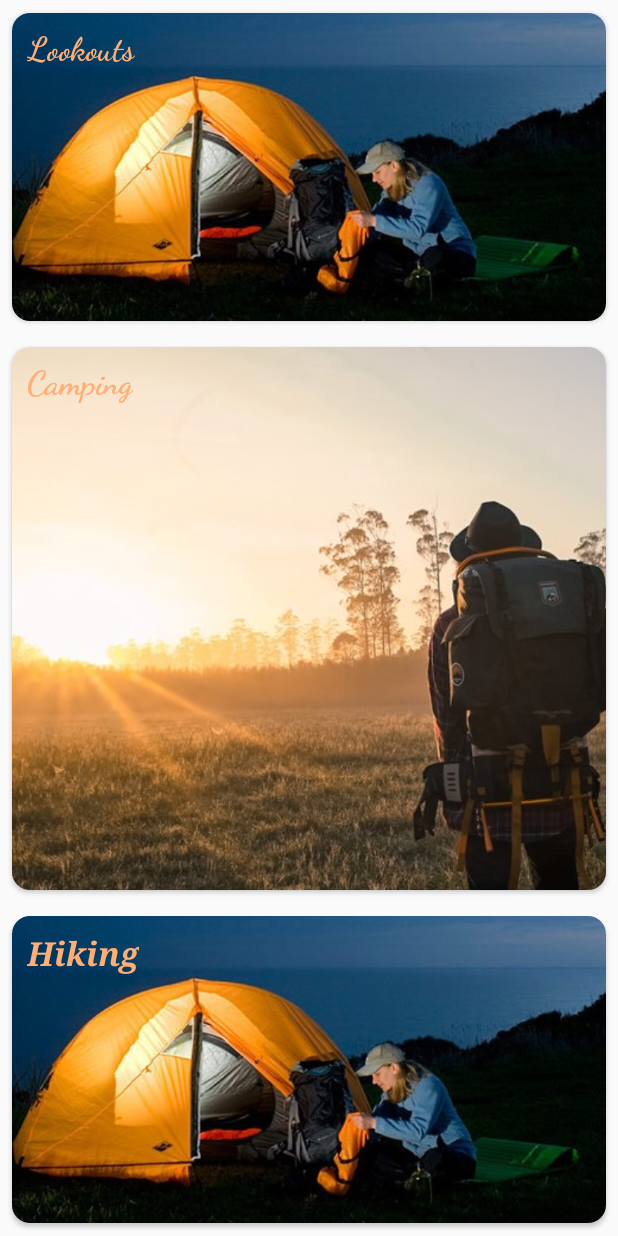
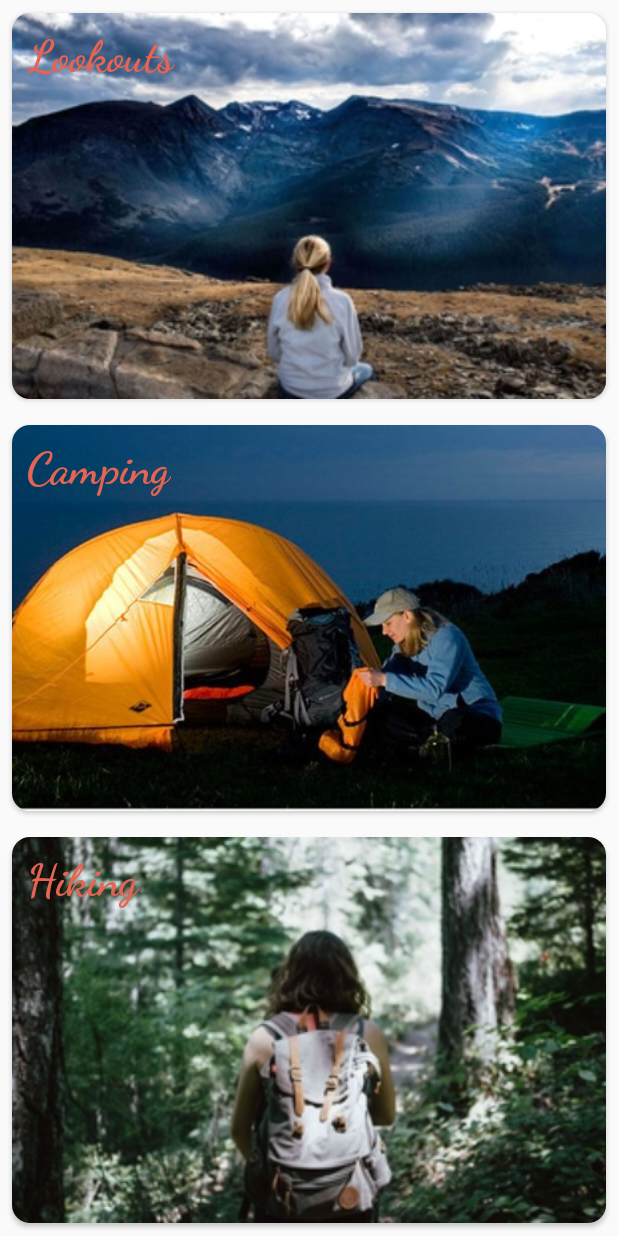
Before and after one commit to ecoholiday/NewECO, an Android app: the ThingsTodo screen opened directly, with no data from a screen before it, on a phone screen of 412 x 824 dp. Run offline under Robolectric (Android 15) with nearby library versions, the phone set to English and light mode, and no system bars; network calls fail.

Commit message:
alignment adjustments

```diff
--- a/app/src/main/java/com/example/newecoholiday/Activity/Hiking.java
+++ b/app/src/main/java/com/example/newecoholiday/Activity/Hiking.java
@@ -46,8 +46,8 @@ public class Hiking extends AppCompatActivity {
         mDatabase = openOrCreateDatabase(Home.DATABASE_NAME, MODE_PRIVATE, null);
 
         lstActivity = (ListView) findViewById(R.id.lstHikeActivity);
-        TextView txtCampPage = (TextView)findViewById(R.id.txtHikePage) ;
-        //txtCampPage.setText(NPID);
+        TextView txtCampPage = (TextView)findViewById(R.id.txtHikePage);
+        txtCampPage.setText(parkName);
 
         new GetParksFacilityData().execute();
 
--- a/app/src/main/java/com/example/newecoholiday/adapter/ParksAdapter.java
+++ b/app/src/main/java/com/example/newecoholiday/adapter/ParksAdapter.java
@@ -67,8 +67,8 @@ public class ParksAdapter extends BaseAdapter {
         final ParkItems item = parksList.get(position);
 
         nationalParkName.setText(item.getNationalParks());
-        area.setText(" "+item.getArea()+"ft2");
-        distance.setText(" "+item.getDistance() + "KMs");
+        area.setText(" "+item.getArea()+" ft2");
+        distance.setText(" "+item.getDistance() + " KMs");
 
         park_Navigation.setOnClickListener(new View.OnClickListener() {
             @Override
--- a/app/src/main/res/layout/activity_things_todo.xml
+++ b/app/src/main/res/layout/activity_things_todo.xml
@@ -11,14 +11,14 @@
         android:id="@+id/cardLookouts"
         android:layout_weight="1"
         android:layout_width="match_parent"
-        android:layout_height="wrap_content"
+        android:layout_height="match_parent"
         app:cardCornerRadius="12dp"
         app:cardUseCompatPadding="true"
         android:layout_margin="2dp">
         <ImageView
             android:layout_width="match_parent"
-            android:layout_height="wrap_content"
-            android:src="@drawable/camp_things"
+            android:layout_height="match_parent"
+            android:src="@drawable/lookout_things"
             android:scaleType="centerCrop"/>
 
         <TextView
@@ -30,20 +30,20 @@
             app:fontFamily="cursive"
             android:textStyle="bold"
             android:textColor="@color/txtOnImage"
-            android:textSize="22sp"/>
+            android:textSize="30sp"/>
     </android.support.v7.widget.CardView>
     <android.support.v7.widget.CardView
         android:id="@+id/cardCamping"
         android:layout_width="match_parent"
-        android:layout_height="wrap_content"
+        android:layout_height="match_parent"
         android:layout_weight="1"
         app:cardCornerRadius="12dp"
         app:cardUseCompatPadding="true"
         android:layout_margin="2dp">
         <ImageView
             android:layout_width="match_parent"
-            android:layout_height="wrap_content"
-            android:src="@drawable/landing_hiking"
+            android:layout_height="match_parent"
+            android:src="@drawable/camp_things"
             android:scaleType="centerCrop"/>
         <TextView
             android:layout_width="wrap_content"
@@ -54,31 +54,31 @@
             android:textStyle="bold"
             android:textColor="@color/txtOnImage"
             android:layout_margin="10sp"
-            android:textSize="22sp"/>
+            android:textSize="30sp"/>
     </android.support.v7.widget.CardView>
     <android.support.v7.widget.CardView
         android:id="@+id/cardHiking"
         android:layout_width="match_parent"
-        android:layout_height="wrap_content"
+        android:layout_height="match_parent"
         android:layout_weight="1"
         app:cardCornerRadius="12dp"
         app:cardUseCompatPadding="true"
         android:layout_margin="2dp">
         <ImageView
             android:layout_width="match_parent"
-            android:layout_height="wrap_content"
-            android:src="@drawable/camp_things"
+            android:layout_height="match_parent"
+            android:src="@drawable/hike_things"
             android:scaleType="centerCrop"/>
         <TextView
             android:layout_width="wrap_content"
             android:layout_height="wrap_content"
             android:text="Hiking"
             android:typeface="serif"
-            app:fontFamily="serif"
-            android:textStyle="bold|italic"
+            app:fontFamily="cursive"
+            android:textStyle="bold"
             android:textColor="@color/txtOnImage"
             android:layout_margin="10sp"
-            android:textSize="22sp"/>
+            android:textSize="30sp"/>
     </android.support.v7.widget.CardView>
 
 </LinearLayout>
--- a/app/src/main/res/values/colors.xml
+++ b/app/src/main/res/values/colors.xml
@@ -20,7 +20,7 @@
     <color name="imageBackground">#d0e8e3</color>
     <color name="rareColor">#FFAE76</color>
 
-    <color name="txtOnImage">#FFAE76</color>
+    <color name="txtOnImage">#E66453</color>
     <color name="txtColor">#040404</color>
     <color name="txtArea">#da1616</color>
     <color name="txtDist">#1d69d2</color>
```
Also changed, not shown: app/src/main/java/com/example/newecoholiday/Activity/ParkPage.java (+12 -2 lines), app/src/main/res/layout/activity_camping.xml (+4 -4 lines), app/src/main/res/layout/activity_hiking.xml (+4 -4 lines), app/src/main/res/layout/activity_lookouts.xml (+5 -5 lines), app/src/main/res/layout/activity_park_page.xml (+34 -5 lines), app/src/main/res/layout/list_parkfacility.xml (+4 -6 lines), app/src/main/res/drawable/hike_things.jpg, app/src/main/res/drawable/lookout_things.jpg.
